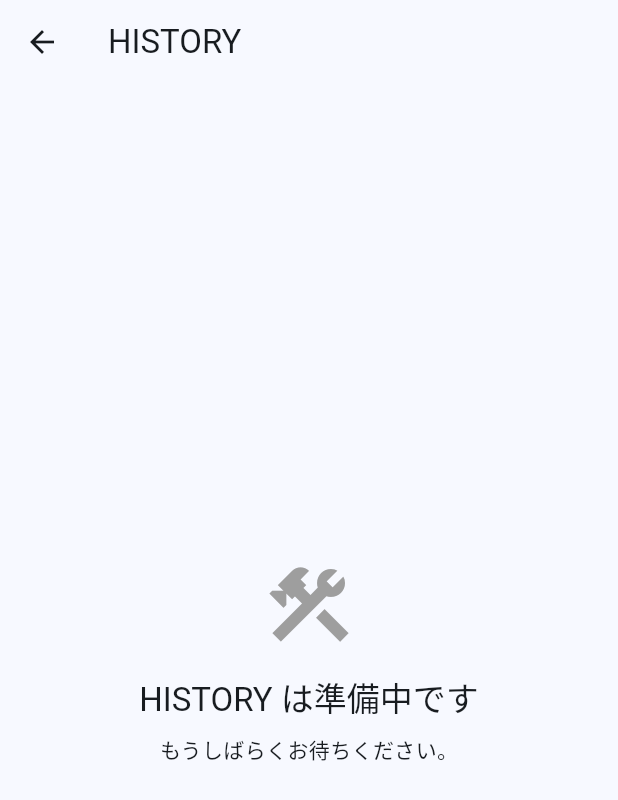
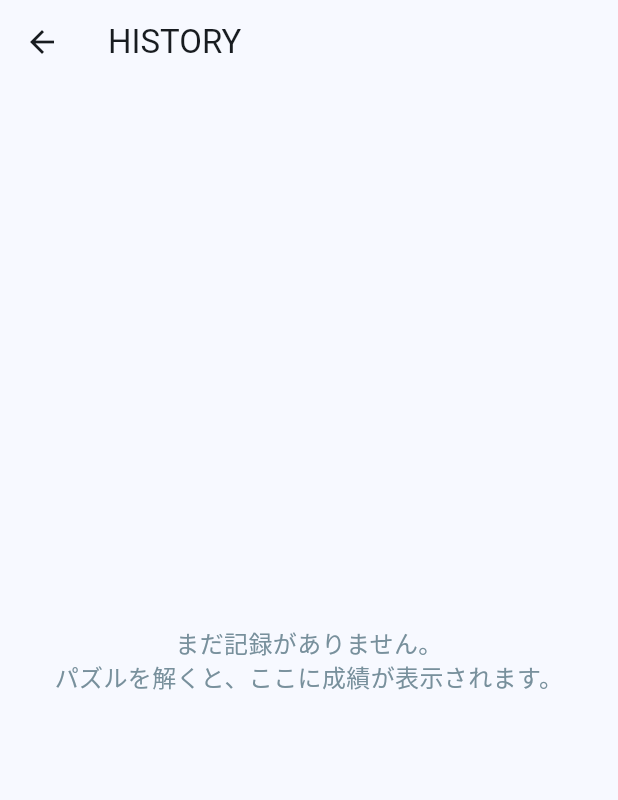
Before and after one commit to teamtanaka7812/eitango-puzzle-trainer, a Flutter app: the HomeScreen screen opened directly, after a tap on "HISTORY", on a phone screen of 412 x 824 dp. Shown: the top 800 px of the screen. Run offline on Flutter 3.47's test engine with Material 3 defaults, Android fonts, the phone set to English and light mode, and no system bars; our stand-ins replace cloud_firestore, firebase_auth, firebase_core, shared_preferences, web; missing offline and left inert: dart:js_interop; accounts and stored records are empty.

Commit message:
Add anonymous auth, HISTORY screen, and real learning-data writes
Sign in anonymously (silent, no UI) at startup and use the resulting
UID as an ownerUid on every attempt record instead of trusting
whatever the client claims. Update firestore.rules so create/read both
require the record's ownerUid to match the caller's auth UID (verified
directly against the live rules via the Firestore REST API: own
read/write succeed, spoofed ownerUid and cross-user reads both 403,
unauthenticated reads 403).

Write one record per answered question to
participants/{id}/attempts/{id} (word, level, isCorrect, serverTimestamp,
ownerUid) from GameScreen's Answer! handler, fired without awaiting and
with all errors swallowed so network trouble never delays grading or
navigation.

Add a HISTORY screen reached from the home screen. Per explicit
direction, it reads from on-device shared_preferences counters (not
Firestore) so it stays usable offline, consistent with the app's
existing "gameplay never depends on connectivity" design; the Firestore
writes remain a parallel, best-effort channel for research data
collection only.

Co-Authored-By: Claude Sonnet 5 <noreply@anthropic.com>

```diff
--- /dev/null
+++ b/lib/screens/history_screen.dart
@@ -0,0 +1,154 @@
+import 'package:flutter/material.dart';
+
+import '../services/local_history_service.dart';
+
+/// 学習履歴（解答数・正解数・正答率）を表示する画面。
+/// 端末内に保存された集計値（[LocalHistoryService]）を表示する
+/// （オフラインでも表示できるようにするため。Firestoreへの送信とは別経路）。
+class HistoryScreen extends StatefulWidget {
+  const HistoryScreen({super.key});
+
+  static const routeName = '/history';
+
+  @override
+  State<HistoryScreen> createState() => _HistoryScreenState();
+}
+
+class _HistoryScreenState extends State<HistoryScreen> {
+  late Future<HistoryStats> _stats;
+
+  @override
+  void initState() {
+    super.initState();
+    _stats = LocalHistoryService.loadStats();
+  }
+
+  @override
+  Widget build(BuildContext context) {
+    return Scaffold(
+      appBar: AppBar(title: const Text('HISTORY')),
+      body: FutureBuilder<HistoryStats>(
+        future: _stats,
+        builder: (context, snapshot) {
+          if (!snapshot.hasData) {
+            return const Center(child: CircularProgressIndicator());
+          }
+          final stats = snapshot.data!;
+          if (stats.totalAnswered == 0) {
+            return const Center(
+              child: Padding(
+                padding: EdgeInsets.all(24),
+                child: Text(
+                  'まだ記録がありません。\nパズルを解くと、ここに成績が表示されます。',
+                  textAlign: TextAlign.center,
+                  style: TextStyle(color: Color(0xFF78909C), fontSize: 16),
+                ),
+              ),
+            );
+          }
+          return ListView(
+            padding: const EdgeInsets.all(20),
+            children: [
+              _OverallCard(stats: stats),
+              const SizedBox(height: 20),
+              const Text(
+                'レベルごとの内訳',
+                style: TextStyle(fontWeight: FontWeight.bold, fontSize: 16, color: Color(0xFF37474F)),
+              ),
+              const SizedBox(height: 8),
+              for (final level in [1, 2, 3]) ...[
+                _LevelRow(level: level, stats: stats.byLevel[level]!),
+                const SizedBox(height: 8),
+              ],
+            ],
+          );
+        },
+      ),
+    );
+  }
+}
+
+class _OverallCard extends StatelessWidget {
+  const _OverallCard({required this.stats});
+
+  final HistoryStats stats;
+
+  @override
+  Widget build(BuildContext context) {
+    final accuracyText =
+        stats.totalAccuracy == null ? '-' : '${(stats.totalAccuracy! * 100).round()}%';
+    return Container(
+      padding: const EdgeInsets.all(20),
+      decoration: BoxDecoration(
+        color: const Color(0xFFE3F2FD),
+        borderRadius: BorderRadius.circular(16),
+      ),
+      child: Row(
+        mainAxisAlignment: MainAxisAlignment.spaceEvenly,
+        children: [
+          _Stat(label: '解いた問題数', value: '${stats.totalAnswered}'),
+          _Stat(label: '正解数', value: '${stats.totalCorrect}'),
+          _Stat(label: '正答率', value: accuracyText),
+        ],
+      ),
+    );
+  }
+}
+
+class _Stat extends StatelessWidget {
+  const _Stat({required this.label, required this.value});
+
+  final String label;
+  final String value;
+
+  @override
+  Widget build(BuildContext context) {
+    return Column(
+      children: [
+        Text(
+          value,
+          style: const TextStyle(fontSize: 24, fontWeight: FontWeight.bold, color: Color(0xFF37474F)),
+        ),
+        const SizedBox(height: 4),
+        Text(label, style: const TextStyle(fontSize: 12, color: Color(0xFF78909C))),
+      ],
+    );
+  }
+}
+
+class _LevelRow extends StatelessWidget {
+  const _LevelRow({required this.level, required this.stats});
+
+  final int level;
+  final LevelHistoryStats stats;
+
+  @override
+  Widget build(BuildContext context) {
+    final accuracyText = stats.accuracy == null ? '-' : '${(stats.accuracy! * 100).round()}%';
+    return Container(
+      padding: const EdgeInsets.symmetric(horizontal: 16, vertical: 12),
+      decoration: BoxDecoration(
+        color: const Color(0xFFECEFF1),
+        borderRadius: BorderRadius.circular(12),
+      ),
+      child: Row(
+        children: [
+          Text(
+            'Level $level',
+            style: const TextStyle(fontWeight: FontWeight.bold, color: Color(0xFF37474F)),
+          ),
+          const Spacer(),
+          Text(
+            '${stats.correct} / ${stats.answered} 問正解',
+            style: const TextStyle(color: Color(0xFF78909C)),
+          ),
+          const SizedBox(width: 16),
+          Text(
+            accuracyText,
+            style: const TextStyle(fontWeight: FontWeight.bold, color: Color(0xFF37474F)),
+          ),
+        ],
+      ),
+    );
+  }
+}
--- a/lib/screens/home_screen.dart
+++ b/lib/screens/home_screen.dart
@@ -2,6 +2,7 @@ import 'package:flutter/material.dart';
 
 import '../widgets/sheep_guide.dart';
 import 'coming_soon_screen.dart';
+import 'history_screen.dart';
 import 'level_select_screen.dart';
 import 'settings_screen.dart';
 
@@ -20,6 +21,8 @@ class HomeScreen extends StatelessWidget {
   void _onMenuTap(BuildContext context, String label) {
     if (label == 'START') {
       Navigator.of(context).pushNamed(LevelSelectScreen.routeName);
+    } else if (label == 'HISTORY') {
+      Navigator.of(context).pushNamed(HistoryScreen.routeName);
     } else {
       Navigator.of(context).push(
         MaterialPageRoute(builder: (_) => ComingSoonScreen(title: label)),
--- /dev/null
+++ b/lib/services/local_history_service.dart
@@ -0,0 +1,66 @@
+import 'package:shared_preferences/shared_preferences.dart';
+
+/// Level 1〜3、それぞれの解答数・正解数。
+class LevelHistoryStats {
+  const LevelHistoryStats({required this.answered, required this.correct});
+
+  final int answered;
+  final int correct;
+
+  /// 正答率（0.0〜1.0）。1問も解いていなければnull。
+  double? get accuracy => answered == 0 ? null : correct / answered;
+}
+
+/// HISTORY画面に表示する集計値一式。
+class HistoryStats {
+  const HistoryStats({required this.totalAnswered, required this.totalCorrect, required this.byLevel});
+
+  final int totalAnswered;
+  final int totalCorrect;
+
+  /// レベル番号（1〜3）ごとの内訳。
+  final Map<int, LevelHistoryStats> byLevel;
+
+  double? get totalAccuracy => totalAnswered == 0 ? null : totalCorrect / totalAnswered;
+}
+
+/// 学習履歴（解答数・正解数）を端末内（[SharedPreferences]）に集計値として
+/// 保存する。HISTORY画面はネットワーク接続がなくても表示できるよう、
+/// これを主なデータ源として使う（Firestoreへの送信は研究データ収集用の
+/// 別経路であり、HISTORY画面の表示には使わない。
+/// [LearningRecordService]を参照）。
+///
+/// 1件ずつの解答履歴（いつ・どの単語を、など）ではなく、レベルごとの
+/// 「解答数」「正解数」の合計だけを持つ（HISTORY画面の表示要件が
+/// 集計値のみのため。データ量が増え続けないという利点もある）。
+class LocalHistoryService {
+  static String _answeredKey(int level) => 'history_level_${level}_answered';
+  static String _correctKey(int level) => 'history_level_${level}_correct';
+
+  static const _levels = [1, 2, 3];
+
+  /// 1問答えるたびに呼ぶ。レベル別・合計の集計値を1つずつ加算する。
+  static Future<void> recordAttempt({required int level, required bool isCorrect}) async {
+    final prefs = await SharedPreferences.getInstance();
+    await prefs.setInt(_answeredKey(level), (prefs.getInt(_answeredKey(level)) ?? 0) + 1);
+    if (isCorrect) {
+      await prefs.setInt(_correctKey(level), (prefs.getInt(_correctKey(level)) ?? 0) + 1);
+    }
+  }
+
+  /// HISTORY画面表示用に、集計値をまとめて読み出す。
+  static Future<HistoryStats> loadStats() async {
+    final prefs = await SharedPreferences.getInstance();
+    var totalAnswered = 0;
+    var totalCorrect = 0;
+    final byLevel = <int, LevelHistoryStats>{};
+    for (final level in _levels) {
+      final answered = prefs.getInt(_answeredKey(level)) ?? 0;
+      final correct = prefs.getInt(_correctKey(level)) ?? 0;
+      byLevel[level] = LevelHistoryStats(answered: answered, correct: correct);
+      totalAnswered += answered;
+      totalCorrect += correct;
+    }
+    return HistoryStats(totalAnswered: totalAnswered, totalCorrect: totalCorrect, byLevel: byLevel);
+  }
+}
--- a/pubspec.yaml
+++ b/pubspec.yaml
@@ -37,6 +37,7 @@ dependencies:
   web: ^1.1.1
   firebase_core: ^4.1.1
   cloud_firestore: ^6.0.3
+  firebase_auth: ^6.1.1
   shared_preferences: ^2.5.3
 
 dev_dependencies:
```
Also changed, not shown: lib/main.dart (+8 -1 lines), lib/screens/game_screen.dart (+8 -0 lines), lib/services/auth_service.dart (added, +29 -0 lines), lib/services/learning_record_service.dart (added, +40 -0 lines), pubspec.lock, 4 other files.
